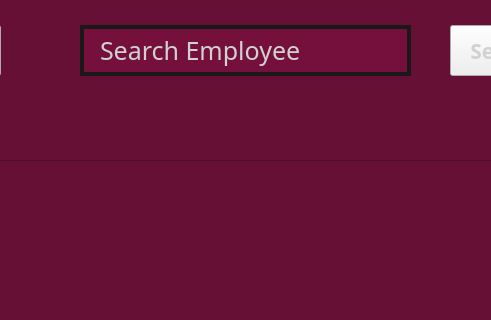
Before: the Qt Designer form SweetsStore/view_employees_dialog.ui in vince-exe/SweetsStore, drawn with Qt 5; both pictures show x 350 to 841 and y 0 to 320 of the 1280 by 720 pixel window.
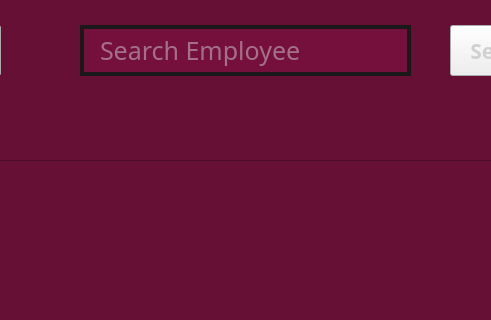
After: the same form once the commit is applied.

```diff
--- a/SweetsStore/view_employees_dialog.ui
+++ b/SweetsStore/view_employees_dialog.ui
@@ -310,10 +310,10 @@
 }</string>
    </property>
    <property name="text">
-    <string>Search Employee</string>
+    <string/>
    </property>
    <property name="placeholderText">
-    <string>Search Product</string>
+    <string>Search Employee</string>
    </property>
   </widget>
   <widget class="QPushButton" name="infoBtn">
```
